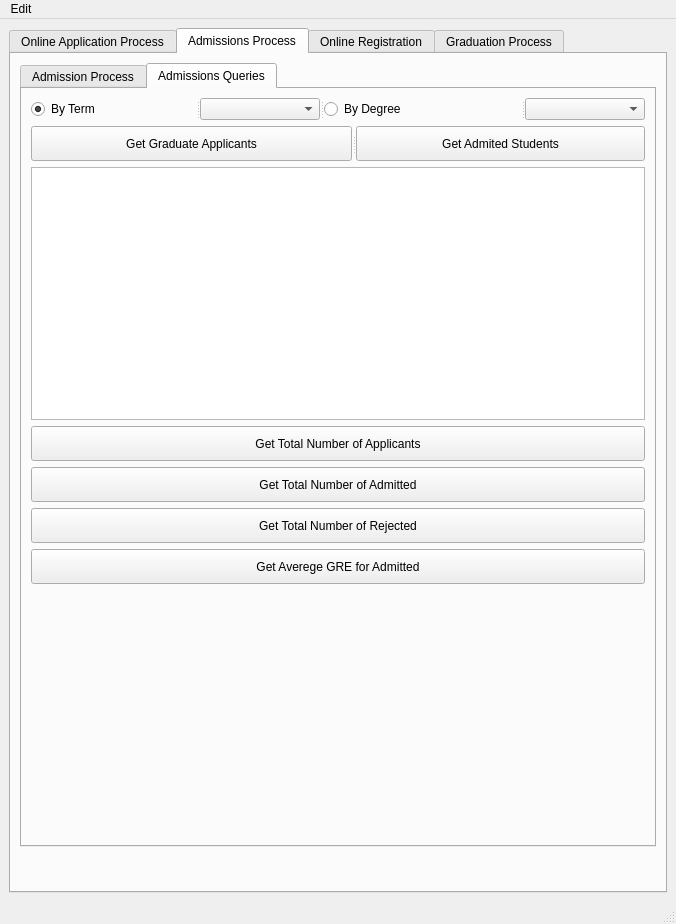
The window that starrs/ui/ui_main.ui (kiryha/CIS556) describes before a commit, drawn with Qt 5.
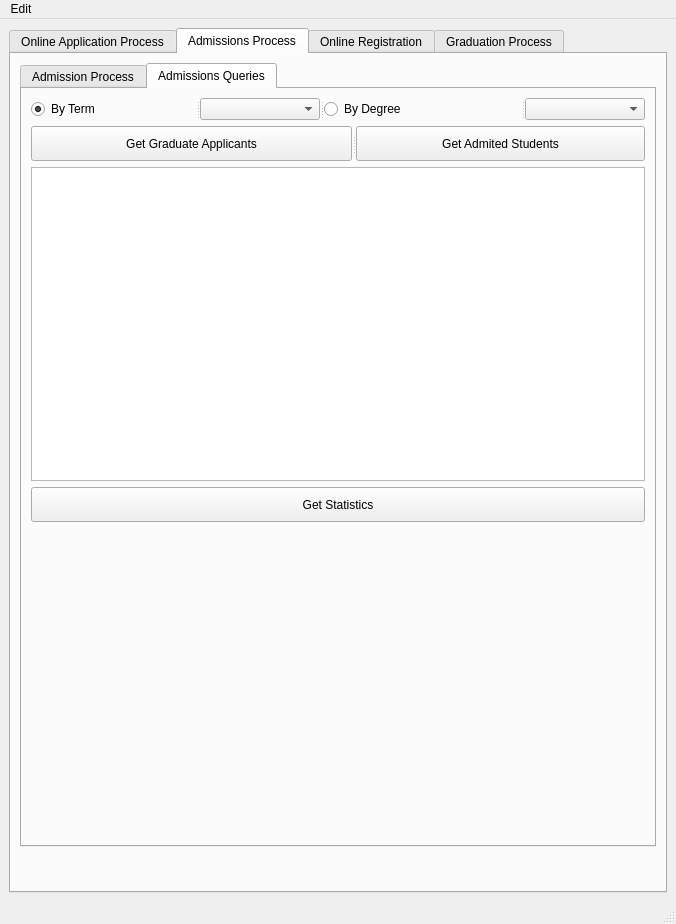
The same window after the commit. The open tabs and pages were chosen to show the change.

Commit message: Modify DisplayApplicantModel attributes

Diff of the .ui file:
```diff
--- a/starrs/ui/ui_main.ui
+++ b/starrs/ui/ui_main.ui
@@ -931,46 +931,7 @@
                </size>
               </property>
               <property name="text">
-               <string>Get Total Number of Applicants</string>
-              </property>
-             </widget>
-            </item>
-            <item>
-             <widget class="QPushButton" name="pushButton_5">
-              <property name="minimumSize">
-               <size>
-                <width>0</width>
-                <height>35</height>
-               </size>
-              </property>
-              <property name="text">
-               <string>Get Total Number of Admitted</string>
-              </property>
-             </widget>
-            </item>
-            <item>
-             <widget class="QPushButton" name="pushButton_6">
-              <property name="minimumSize">
-               <size>
-                <width>0</width>
-                <height>35</height>
-               </size>
-              </property>
-              <property name="text">
-               <string>Get Total Number of Rejected</string>
-              </property>
-             </widget>
-            </item>
-            <item>
-             <widget class="QPushButton" name="pushButton_7">
-              <property name="minimumSize">
-               <size>
-                <width>0</width>
-                <height>35</height>
-               </size>
-              </property>
-              <property name="text">
-               <string>Get Averege GRE for Admitted</string>
+               <string>Get Statistics</string>
               </property>
              </widget>
             </item>
```
Left out of the diff: 4 changed lines with no effect on the pictures. The commit also changes 1 other file.
